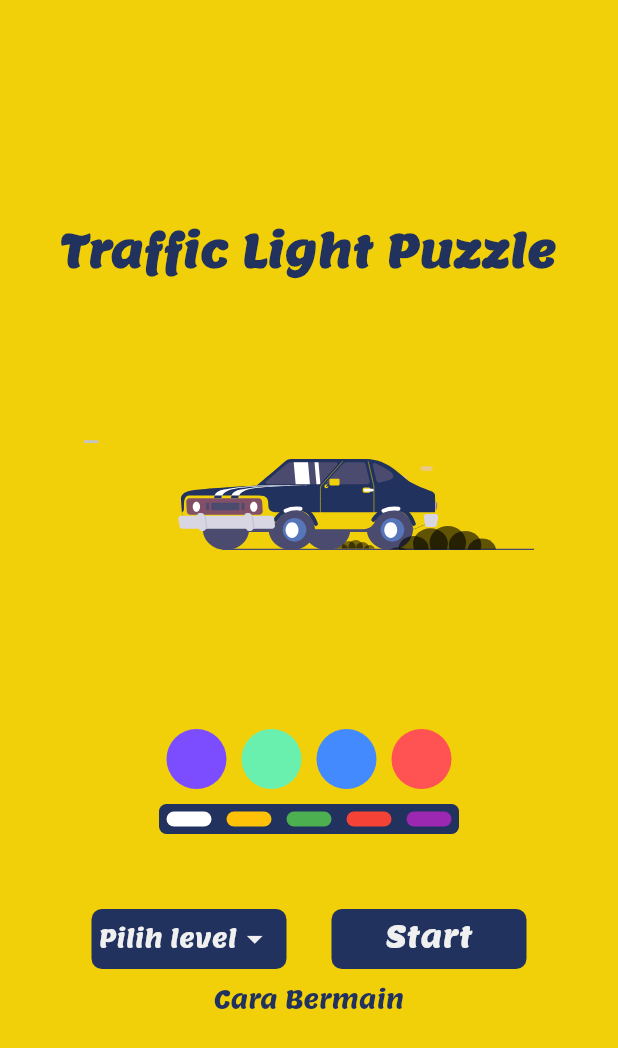
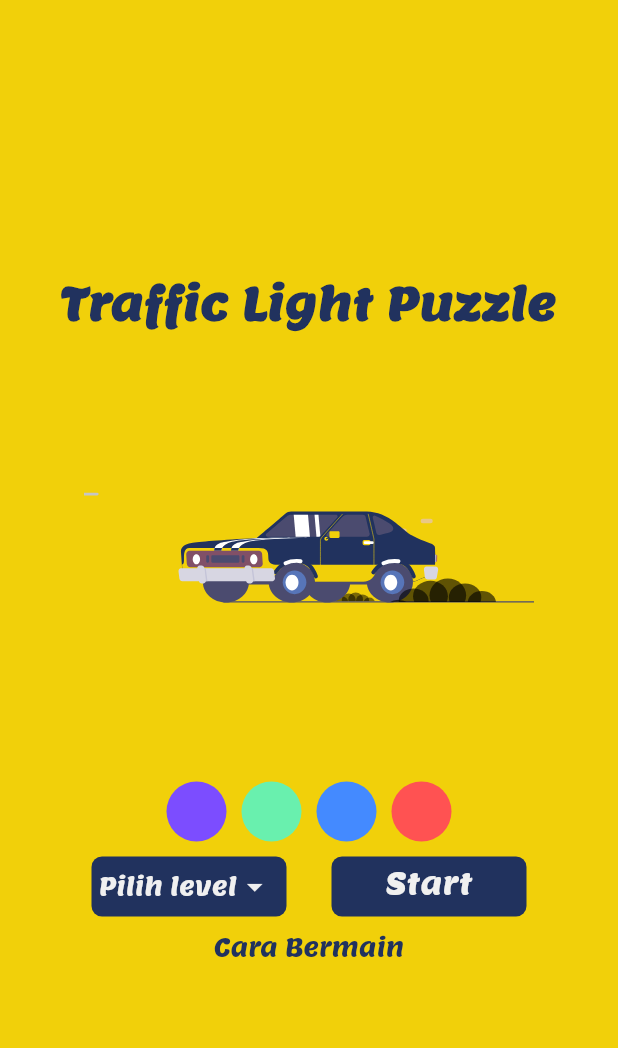
Before and after one commit to Ripat-2345/traffic_light_puzzle, a Flutter app: the screen it shows after launch, on a phone screen of 412 x 824 dp. Shown: the top 1048 px of the screen. Run offline on Flutter 3.47's test engine with Material 2 defaults, Android fonts, the phone set to English and light mode, and no system bars; our stand-ins replace flutter_countdown_timer, get, lottie.

Commit message:
merapihkan file

```diff
--- a/lib/screens/home_screen.dart
+++ b/lib/screens/home_screen.dart
@@ -46,77 +46,6 @@ class _HomeScreenState extends State<HomeScreen> {
           ),
           const SizedBox(
             height: 10,
-          ),
-          Center(
-            child: Container(
-              decoration: BoxDecoration(
-                  color: darkColor,
-                  borderRadius: BorderRadius.all(Radius.circular(5))),
-              height: 20,
-              width: 200,
-              child: Padding(
-                padding: const EdgeInsets.all(5),
-                child: Row(
-                  mainAxisAlignment: MainAxisAlignment.center,
-                  crossAxisAlignment: CrossAxisAlignment.center,
-                  children: [
-                    InkWell(
-                      onTap: () {},
-                      child: Container(
-                        decoration: BoxDecoration(
-                            color: Colors.white,
-                            borderRadius: BorderRadius.all(Radius.circular(5))),
-                        width: 30,
-                        height: 35,
-                      ),
-                    ),
-                    SizedBox(
-                      width: 10,
-                    ),
-                    Container(
-                      decoration: BoxDecoration(
-                          color: Colors.amber,
-                          borderRadius: BorderRadius.all(Radius.circular(5))),
-                      width: 30,
-                      height: 30,
-                    ),
-                    SizedBox(
-                      width: 10,
-                    ),
-                    Container(
-                      decoration: BoxDecoration(
-                          color: Colors.green,
-                          borderRadius: BorderRadius.all(Radius.circular(5))),
-                      width: 30,
-                      height: 30,
-                    ),
-                    SizedBox(
-                      width: 10,
-                    ),
-                    Container(
-                      decoration: BoxDecoration(
-                          color: Colors.red,
-                          borderRadius: BorderRadius.all(Radius.circular(5))),
-                      width: 30,
-                      height: 30,
-                    ),
-                    SizedBox(
-                      width: 10,
-                    ),
-                    Container(
-                      decoration: BoxDecoration(
-                          color: Colors.purple,
-                          borderRadius: BorderRadius.all(Radius.circular(5))),
-                      width: 30,
-                      height: 30,
-                    ),
-                  ],
-                ),
-              ),
-            ),
-          ),
-          SizedBox(
-            height: 50,
           ),
           Row(
             mainAxisAlignment: MainAxisAlignment.center,
```
Also changed, not shown: pubspec.yaml (+5 -5 lines), assets/images/black_car.json (renamed from assets/ColorCars/black_car.json), assets/images/green_car.json (renamed from assets/ColorCars/green_car.json), assets/images/red_car.json (renamed from assets/ColorCars/red_car.json), assets/images/white_car.json (renamed from assets/ColorCars/white_car.json), assets/images/yellow_car.json (renamed from assets/ColorCars/yellow_car.json).
